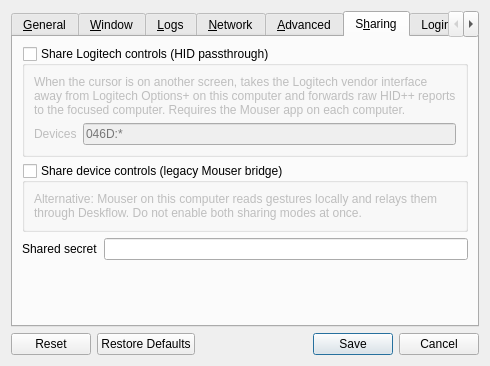
The window that src/lib/gui/dialogs/SettingsDialog.ui (deskflow/deskflow) describes before a commit, drawn with Qt 5.
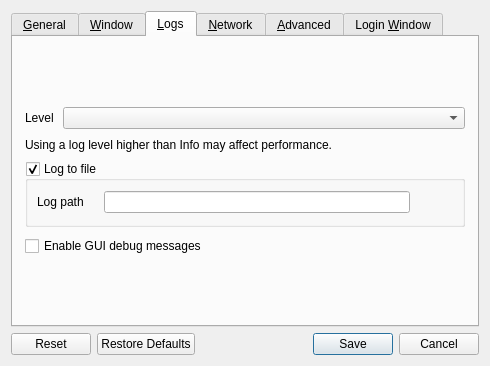
The same window after the commit. The open tabs and pages were chosen to show the change. Icons and pictures are not drawn.

Commit message:
fix(gui): macOS tray icons, sharing in server config, and install --show
Move HID/Mouser sharing controls to Server Configuration, fix bundled icon
theme paths and macOS menu bar template rendering, prevent Settings dialog
recursion crash, and relaunch with --show after reinstall on macOS/Windows.

The edit to the form file:
```diff
--- a/src/lib/gui/dialogs/SettingsDialog.ui
+++ b/src/lib/gui/dialogs/SettingsDialog.ui
@@ -858,115 +858,6 @@
        </item>
       </layout>
      </widget>
-     <widget class="QWidget" name="tabSharing">
-      <attribute name="title">
-       <string>S&amp;haring</string>
-      </attribute>
-      <layout class="QVBoxLayout" name="verticalLayoutSharing">
-       <item>
-        <widget class="QGroupBox" name="groupHidPassthrough">
-         <property name="title">
-          <string>Share Logitech controls (HID passthrough)</string>
-         </property>
-         <property name="checkable">
-          <bool>true</bool>
-         </property>
-         <property name="checked">
-          <bool>false</bool>
-         </property>
-         <layout class="QVBoxLayout" name="verticalLayoutHidPassthrough">
-          <item>
-           <widget class="QLabel" name="lblHidPassthroughHelp">
-            <property name="text">
-             <string>When the cursor is on another screen, takes the Logitech vendor interface away from Logitech Options+ on this computer and forwards raw HID++ reports to the focused computer. Requires the Mouser app on each computer.</string>
-            </property>
-            <property name="wordWrap">
-             <bool>true</bool>
-            </property>
-           </widget>
-          </item>
-          <item>
-           <layout class="QHBoxLayout" name="horizontalLayoutHidDevices">
-            <item>
-             <widget class="QLabel" name="lblHidPassthroughDevices">
-              <property name="text">
-               <string>Devices</string>
-              </property>
-             </widget>
-            </item>
-            <item>
-             <widget class="QLineEdit" name="lineHidPassthroughDevices">
-              <property name="toolTip">
-               <string>&lt;html&gt;Vendor:product selectors for the mice to pass through, comma-separated.&lt;br&gt;&lt;b&gt;046D:*&lt;/b&gt; matches all Logitech devices; &lt;b&gt;046D:B042&lt;/b&gt; pins one model.&lt;/html&gt;</string>
-              </property>
-              <property name="placeholderText">
-               <string>046D:*</string>
-              </property>
-             </widget>
-            </item>
-           </layout>
-          </item>
-         </layout>
-        </widget>
-       </item>
-       <item>
-        <widget class="QGroupBox" name="groupGestureSharing">
-         <property name="title">
-          <string>Share device controls (legacy Mouser bridge)</string>
-         </property>
-         <property name="checkable">
-          <bool>true</bool>
-         </property>
-         <property name="checked">
-          <bool>false</bool>
-         </property>
-         <layout class="QVBoxLayout" name="verticalLayoutGesture">
-          <item>
-           <widget class="QLabel" name="lblGestureHelp">
-            <property name="text">
-             <string>Alternative: Mouser on this computer reads gestures locally and relays them through Deskflow. Do not enable both sharing modes at once.</string>
-            </property>
-            <property name="wordWrap">
-             <bool>true</bool>
-            </property>
-           </widget>
-          </item>
-         </layout>
-        </widget>
-       </item>
-       <item>
-        <layout class="QHBoxLayout" name="horizontalLayoutSecret">
-         <item>
-          <widget class="QLabel" name="lblGestureSecret">
-           <property name="text">
-            <string>Shared secret</string>
-           </property>
-          </widget>
-         </item>
-         <item>
-          <widget class="QLineEdit" name="lineGestureSecret">
-           <property name="toolTip">
-            <string>&lt;html&gt;A password shared between Deskflow and the Mouser app on this computer. Use the &lt;b&gt;same&lt;/b&gt; value on every computer and in each machine's Mouser settings.&lt;/html&gt;</string>
-           </property>
-          </widget>
-         </item>
-        </layout>
-       </item>
-       <item>
-        <spacer name="verticalSpacerSharing">
-         <property name="orientation">
-          <enum>Qt::Orientation::Vertical</enum>
-         </property>
-         <property name="sizeHint" stdset="0">
-          <size>
-           <width>20</width>
-           <height>40</height>
-          </size>
-         </property>
-        </spacer>
-       </item>
-      </layout>
-     </widget>
      <widget class="QWidget" name="tabLoginBridge">
       <attribute name="title">
        <string>Login &amp;Window</string>
```
The commit also changes 12 other files.
